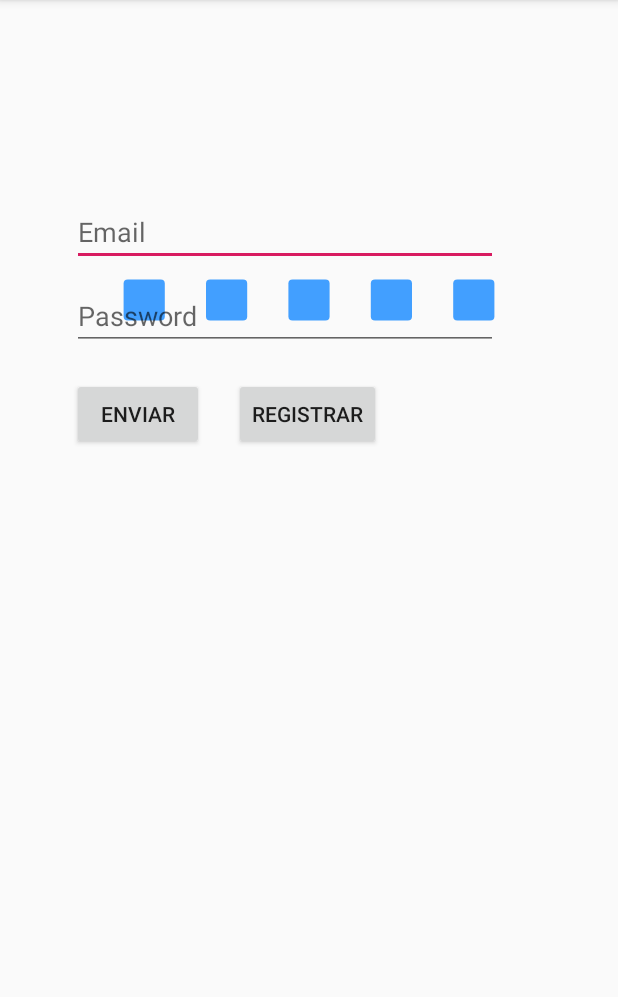
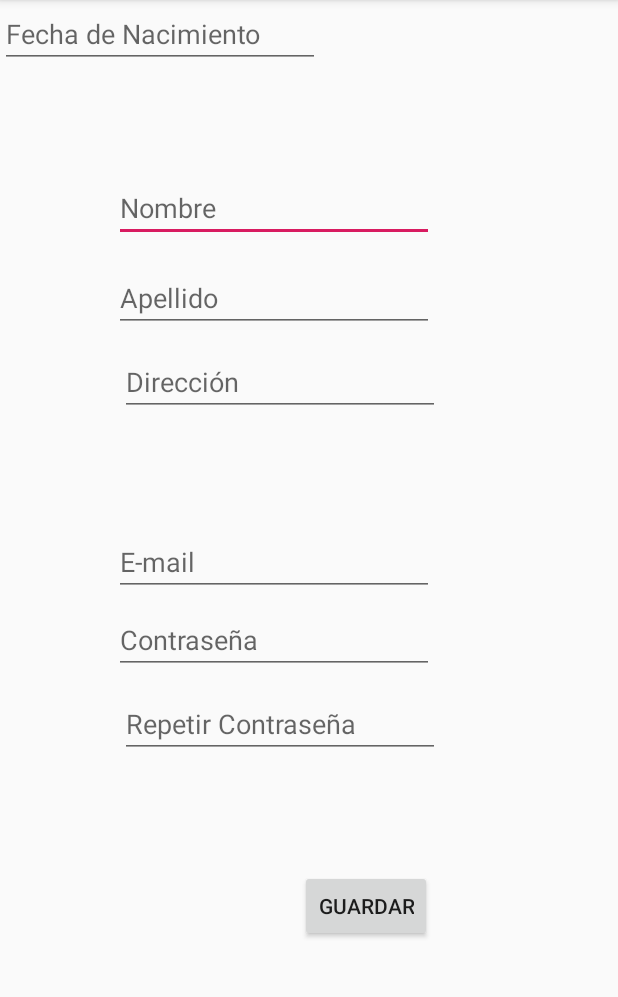
Before and after one commit to TekSebas/TangoDent_App, an Android app: the screen it shows after launch (MainActivity before the commit, Main2Activity after it), after a tap on "REGISTRAR", on a phone screen of 412 x 824 dp, the part 84-1081 px from its top. Run offline under Robolectric (Android 15) with nearby library versions, the phone set to English and light mode, and no system bars; our stand-ins replace Firebase (no records; nobody signed in at launch, a user with empty details on screens opened directly).

Commit message:
Creacion de la clase Usuario e inicio del registro de usuario

```diff
--- a/app/src/main/java/com/example/tangodent/Main2Activity.java
+++ b/app/src/main/java/com/example/tangodent/Main2Activity.java
@@ -1,13 +1,67 @@
 package com.example.tangodent;
 
 import android.os.Bundle;
+import android.support.annotation.NonNull;
 import android.support.v7.app.AppCompatActivity;
+import android.util.Log;
+import android.view.View;
+import android.widget.Button;
+import android.widget.EditText;
 
-public class Main2Activity extends AppCompatActivity {
+import com.google.android.gms.tasks.OnCompleteListener;
+import com.google.android.gms.tasks.Task;
+import com.google.firebase.auth.AuthResult;
+import com.google.firebase.auth.FirebaseAuth;
+
+public class Main2Activity extends AppCompatActivity implements View.OnClickListener{
+EditText nombre, apellido,fechaNacimiento, direccion, email, pass, pass2;
+Button guardar;
 
     @Override
     protected void onCreate(Bundle savedInstanceState) {
         super.onCreate(savedInstanceState);
         setContentView(R.layout.activity_main2);
+
+        nombre= findViewById(R.id.textNombre);
+        apellido= findViewById(R.id.textApellido);
+        fechaNacimiento= findViewById(R.id.textNacimiento);
+        direccion= findViewById(R.id.textDireccion);
+        email= findViewById(R.id.textEmail);
+        pass= findViewById(R.id.textPass);
+        pass2= findViewById(R.id.textPass2);
+
+        guardar= findViewById(R.id.botonGuardar);
+
+        guardar.setOnClickListener(this);
+
+
+
     }
+
+
+    @Override
+    public void onClick(View v) {
+
+        String email_Registro= email.getText().toString();
+        String pass_Registro= pass.getText().toString();
+
+        registrar(email_Registro,pass_Registro);
+
+
+    }
+
+
+    private void registrar(String email, String pass){
+        FirebaseAuth.getInstance().createUserWithEmailAndPassword(email,pass).addOnCompleteListener(new OnCompleteListener<AuthResult>() {
+            @Override
+            public void onComplete(@NonNull Task<AuthResult> task) {
+                if(task.isSuccessful()){
+                    Log.i("SESION","Usuario creado correctamente");
+                }else{
+                    Log.e("SESION",task.getException().getMessage()+"");
+                }
+            }
+        });
+    }
+
 }
--- a/app/src/main/java/com/example/tangodent/MainActivity.java
+++ b/app/src/main/java/com/example/tangodent/MainActivity.java
@@ -72,18 +72,7 @@ FirebaseAuth.AuthStateListener mAuthListener;
 
     }
 
-    private void registrar(String email, String pass){
-        FirebaseAuth.getInstance().createUserWithEmailAndPassword(email,pass).addOnCompleteListener(new OnCompleteListener<AuthResult>() {
-            @Override
-            public void onComplete(@NonNull Task<AuthResult> task) {
-                if(task.isSuccessful()){
-                    Log.i("SESION","Usuario creado correctamente");
-                }else{
-                    Log.e("SESION",task.getException().getMessage()+"");
-                }
-            }
-        });
-      }
+
     private void iniciar(String email, String pass){
         FirebaseAuth.getInstance().signInWithEmailAndPassword(email,pass).addOnCompleteListener(new OnCompleteListener<AuthResult>() {
             @Override
@@ -114,11 +103,16 @@ FirebaseAuth.AuthStateListener mAuthListener;
                 break;
             case R.id.botonRegistro:
 
-                String email_Registro= ed.getText().toString();
+                Intent intent= new Intent(getApplicationContext(),Main2Activity.class);
+                startActivity(intent);
+
+
+
+                /*String email_Registro= ed.getText().toString();
                 String pass_Registro= ed1.getText().toString();
 
                 registrar(email_Registro,pass_Registro);
-
+                */
 
                 break;
 
--- /dev/null
+++ b/app/src/main/java/com/example/tangodent/Objetos/Usuario.java
@@ -0,0 +1,14 @@
+package com.example.tangodent.Objetos;
+
+public class Usuario {
+    public String nombre;
+    public String apellido;
+    public String direccion;
+    public String fechaNacimiento;
+    public String email;
+    public String pass;
+
+
+
+
+}
--- a/app/src/main/res/layout/activity_main2.xml
+++ b/app/src/main/res/layout/activity_main2.xml
@@ -6,14 +6,102 @@
     android:layout_height="match_parent"
     tools:context=".Main2Activity">
 
-    <TextView
-        android:id="@+id/textView2"
+    <EditText
+        android:id="@+id/textNombre"
         android:layout_width="wrap_content"
         android:layout_height="wrap_content"
-        android:layout_marginStart="116dp"
-        android:layout_marginLeft="116dp"
-        android:layout_marginTop="184dp"
-        android:text="Esta es la segunda actividad"
+        android:layout_marginStart="76dp"
+        android:layout_marginLeft="76dp"
+        android:layout_marginTop="116dp"
+        android:ems="10"
+        android:hint="Nombre"
+        android:inputType="textPersonName"
         app:layout_constraintStart_toStartOf="parent"
         app:layout_constraintTop_toTopOf="parent" />
+
+    <EditText
+        android:id="@+id/textApellido"
+        android:layout_width="wrap_content"
+        android:layout_height="wrap_content"
+        android:layout_marginStart="76dp"
+        android:layout_marginLeft="76dp"
+        android:layout_marginTop="176dp"
+        android:ems="10"
+        android:hint="Apellido"
+        android:inputType="textPersonName"
+        app:layout_constraintStart_toStartOf="parent"
+        app:layout_constraintTop_toTopOf="parent" />
+
+    <EditText
+        android:id="@+id/textDireccion"
+        android:layout_width="wrap_content"
+        android:layout_height="wrap_content"
+        android:layout_marginStart="80dp"
+        android:layout_marginLeft="80dp"
+        android:layout_marginTop="232dp"
+        android:ems="10"
+        android:hint="Dirección"
+        android:inputType="textPersonName"
+        app:layout_constraintStart_toStartOf="parent"
+        app:layout_constraintTop_toTopOf="parent" />
+
+    <EditText
+        android:id="@+id/textEmail"
+        android:layout_width="wrap_content"
+        android:layout_height="wrap_content"
+        android:layout_marginStart="76dp"
+        android:layout_marginLeft="76dp"
+        android:layout_marginTop="352dp"
+        android:ems="10"
+        android:hint="E-mail"
+        android:inputType="textEmailAddress"
+        app:layout_constraintStart_toStartOf="parent"
+        app:layout_constraintTop_toTopOf="parent" />
+
+    <EditText
+        android:id="@+id/textPass"
+        android:layout_width="213dp"
+        android:layout_height="wrap_content"
+        android:layout_marginStart="76dp"
+        android:layout_marginLeft="76dp"
+        android:layout_marginTop="404dp"
+        android:ems="10"
+        android:hint="Contraseña"
+        android:inputType="textPassword"
+        app:layout_constraintStart_toStartOf="parent"
+        app:layout_constraintTop_toTopOf="parent" />
+
+    <EditText
+        android:id="@+id/textPass2"
+        android:layout_width="wrap_content"
+        android:layout_height="wrap_content"
+        android:layout_marginStart="80dp"
+        android:layout_marginLeft="80dp"
+        android:layout_marginTop="460dp"
+        android:ems="10"
+        android:hint="Repetir Contraseña"
+        android:inputType="textPassword"
+        app:layout_constraintStart_toStartOf="parent"
+        app:layout_constraintTop_toTopOf="parent" />
+
+    <Button
+        android:id="@+id/botonGuardar"
+        android:layout_width="wrap_content"
+        android:layout_height="wrap_content"
+        android:layout_marginStart="200dp"
+        android:layout_marginLeft="200dp"
+        android:layout_marginTop="580dp"
+        android:text="Guardar"
+        app:layout_constraintStart_toStartOf="parent"
+        app:layout_constraintTop_toTopOf="parent" />
+
+    <EditText
+        android:id="@+id/textNacimiento"
+        android:layout_width="wrap_content"
+        android:layout_height="wrap_content"
+        android:ems="10"
+        android:hint="Fecha de Nacimiento"
+        android:inputType="textPersonName"
+        tools:layout_editor_absoluteX="76dp"
+        tools:layout_editor_absoluteY="298dp" />
 </android.support.constraint.ConstraintLayout>
```
